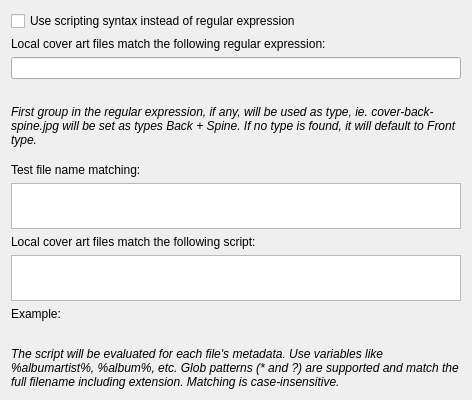
Above: ui/provider_options_local.ui from metabrainz/picard before the change. Below: the same form after it.
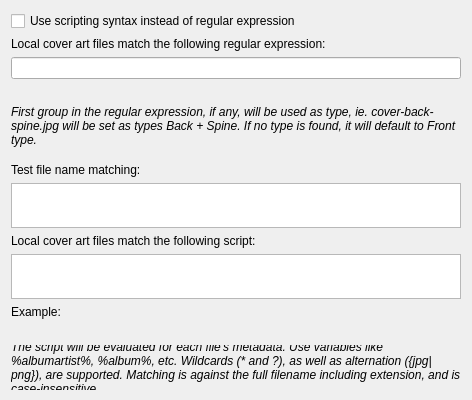
That is the form after the change. Custom widgets are drawn as their Qt base class.

Commit message: PICARD-1044: Replace fnmatch with custom glob matching to handle brackets

```diff
--- a/ui/provider_options_local.ui
+++ b/ui/provider_options_local.ui
@@ -128,7 +128,7 @@
       </font>
      </property>
      <property name="text">
-      <string>The script will be evaluated for each file's metadata. Use variables like %albumartist%, %album%, etc. Glob patterns (* and ?) are supported and match the full filename including extension. Matching is case-insensitive.</string>
+      <string>The script will be evaluated for each file's metadata. Use variables like %albumartist%, %album%, etc. Wildcards (* and ?), as well as alternation ({jpg|png}), are supported. Matching is against the full filename including extension, and is case-insensitive.</string>
      </property>
      <property name="wordWrap">
       <bool>true</bool>
```
The commit also changes 3 other files.
